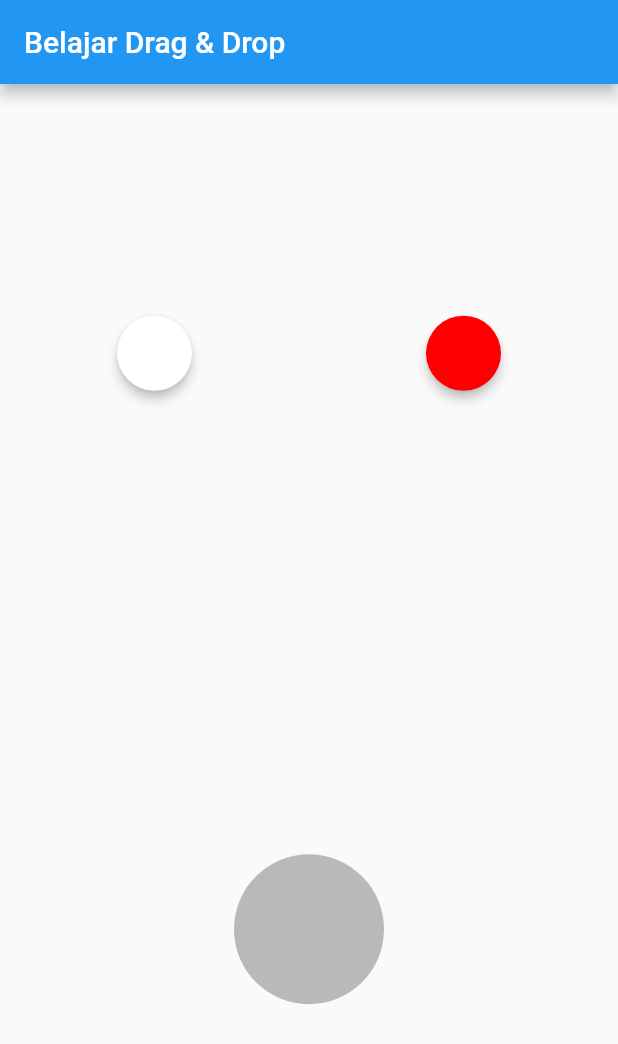
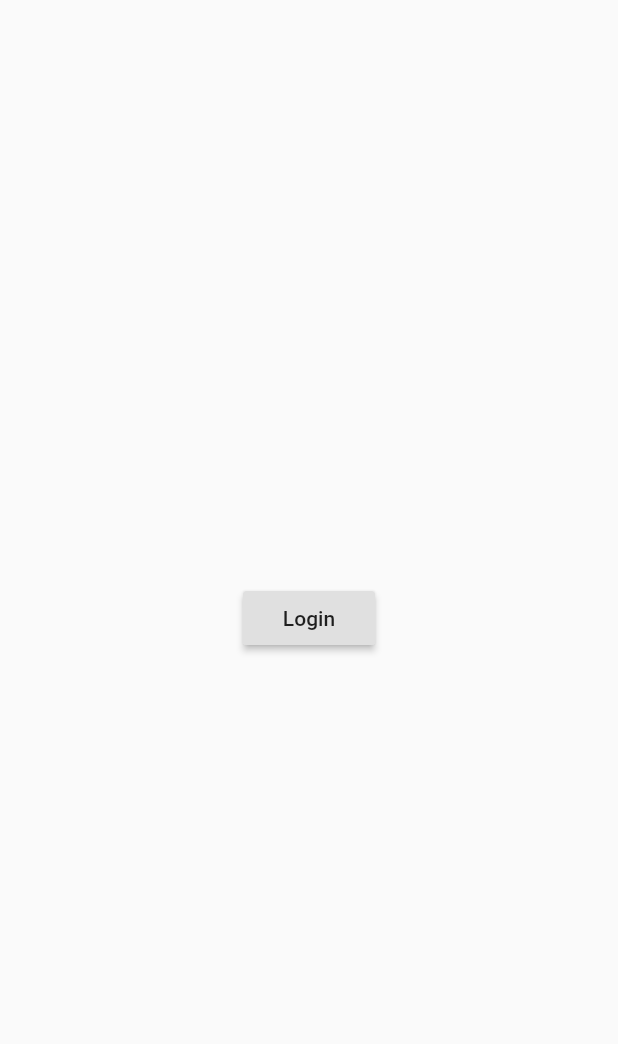
Before and after one commit to DepriPramana/BelajarFlutter, a Flutter app: the screen it shows after launch, on a phone screen of 412 x 824 dp. Shown: the top 1044 px of the screen. Run offline on Flutter 3.47's test engine with Material 2 defaults, Android fonts, the phone set to English and light mode, and no system bars.

Commit message:
Belajar Navigation

```diff
--- /dev/null
+++ b/belajar_listview/lib/login_page.dart
@@ -0,0 +1,21 @@
+import 'package:belajar_listview/main_page.dart';
+import 'package:flutter/material.dart';
+
+class LoginPage extends StatelessWidget {
+  @override
+  Widget build(BuildContext context) {
+    return Scaffold(
+      body: Center(
+        child: RaisedButton(
+          child: Text("Login"),
+          onPressed: () {
+            Navigator.pushReplacement(context,
+                MaterialPageRoute(builder: (context) {
+              return MainPage();
+            }));
+          },
+        ),
+      ),
+    );
+  }
+}
--- a/belajar_listview/lib/main.dart
+++ b/belajar_listview/lib/main.dart
@@ -1,148 +1,15 @@
-import 'dart:math';
+import 'package:belajar_listview/login_page.dart';
 import 'package:flutter/material.dart';
 
 void main() {
   runApp(MyApp());
 }
 
-class MyApp extends StatefulWidget {
-  @override
-  _MyAppState createState() => _MyAppState();
-}
-
-class _MyAppState extends State<MyApp> {
-  final Random _random = Random();
-
-  Color _color = Color(0xFFFFFFFF);
-  Color color2 = Color(0xFFFF0000);
-  void changeColor() {
-    setState(() {
-      _color = Color.fromARGB(
-        //or with fromRGBO with fourth arg as _random.nextDouble(),
-        _random.nextInt(256),
-        _random.nextInt(256),
-        _random.nextInt(256),
-        _random.nextInt(256),
-      );
-      color2 = Color.fromARGB(
-        //or with fromRGBO with fourth arg as _random.nextDouble(),
-        _random.nextInt(253),
-        _random.nextInt(256),
-        _random.nextInt(256),
-        _random.nextInt(256),
-      );
-    });
-  }
-
-  bool isAccepted = false;
-  Color targetColor;
+class MyApp extends StatelessWidget {
   @override
   Widget build(BuildContext context) {
     return MaterialApp(
-      home: Scaffold(
-        appBar: AppBar(
-          title: Text("Belajar Drag & Drop"),
-        ),
-        body: Column(
-          mainAxisAlignment: MainAxisAlignment.spaceAround,
-          children: <Widget>[
-            Row(
-              mainAxisAlignment: MainAxisAlignment.spaceAround,
-              children: <Widget>[
-                Draggable<Color>(
-                  data: _color,
-                  child: SizedBox(
-                    width: 50,
-                    height: 50,
-                    child: Material(
-                      color: _color,
-                      shape: StadiumBorder(),
-                      elevation: 3,
-                    ),
-                  ),
-                  childWhenDragging: SizedBox(
-                    width: 50,
-                    height: 50,
-                    child: Material(
-                      color: Colors.grey.withOpacity(0.7),
-                      shape: StadiumBorder(),
-                      elevation: 3,
-                    ),
-                  ),
-                  feedback: SizedBox(
-                    width: 50,
-                    height: 50,
-                    child: Material(
-                      color: _color.withOpacity(0.8),
-                      shape: StadiumBorder(),
-                      elevation: 3,
-                    ),
-                  ),
-                ),
-                Draggable<Color>(
-                  data: color2,
-                  child: SizedBox(
-                    width: 50,
-                    height: 50,
-                    child: Material(
-                      color: color2,
-                      shape: StadiumBorder(),
-                      elevation: 3,
-                    ),
-                  ),
-                  childWhenDragging: SizedBox(
-                    width: 50,
-                    height: 50,
-                    child: Material(
-                      color: Colors.grey.withOpacity(0.7),
-                      shape: StadiumBorder(),
-                      elevation: 3,
-                    ),
-                  ),
-                  feedback: SizedBox(
-                    width: 50,
-                    height: 50,
-                    child: Material(
-                      color: color2.withOpacity(0.8),
-                      shape: StadiumBorder(),
-                      elevation: 3,
-                    ),
-                  ),
-                )
-              ],
-            ),
-            DragTarget<Color>(
-              onWillAccept: (value) => true,
-              onAccept: (value) {
-                isAccepted = true;
-                targetColor = value;
-                changeColor();
-              },
-              builder: (context, candidateData, rejectedData) {
-                return (isAccepted)
-                    ? SizedBox(
-                        width: 100,
-                        height: 100,
-                        child: Material(
-                          color: targetColor,
-                          shape: StadiumBorder(),
-                          elevation: 0,
-                        ),
-                      )
-                    : SizedBox(
-                        width: 100,
-                        height: 100,
-                        child: Material(
-                          color: Colors.black26,
-                          shape: StadiumBorder(),
-                          elevation: 0,
-                        ),
-                      );
-              },
-            )
-          ],
-        ),
-      ),
+      home: LoginPage(),
     );
   }
 }
```
Also changed, not shown: belajar_listview/lib/main_page.dart (added, +23 -0 lines), belajar_listview/lib/second_page.dart (added, +18 -0 lines).
